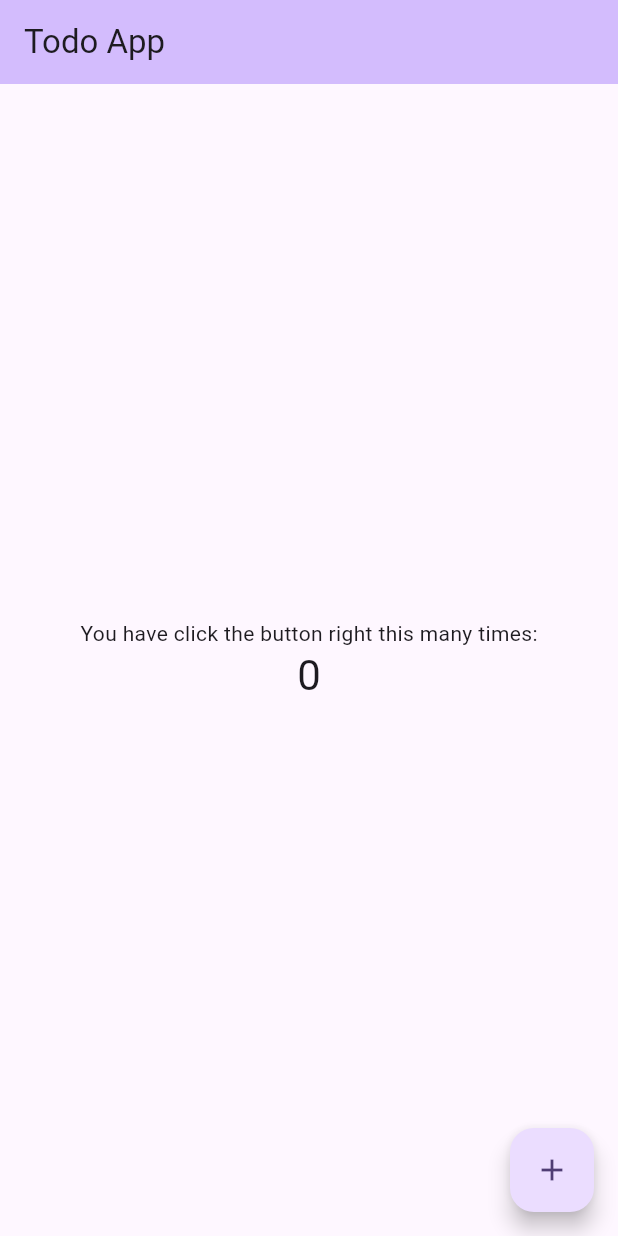
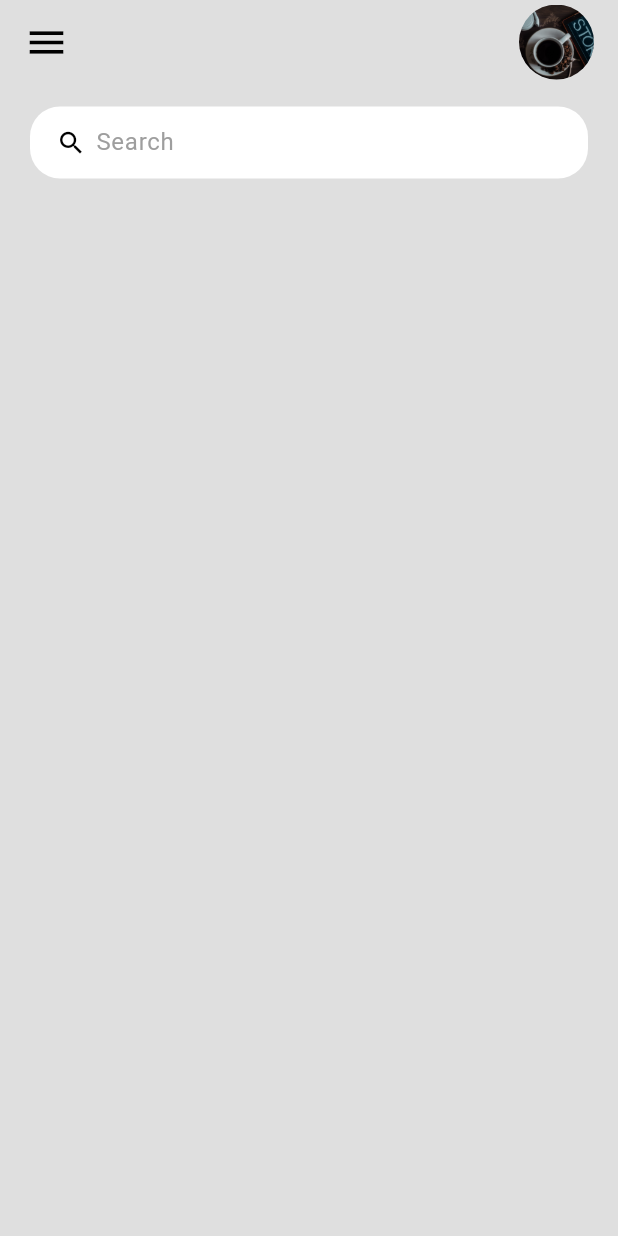
Before and after one commit to Azmir08/flutter-todoApp, a Flutter app: the screen it shows after launch, on a phone screen of 412 x 824 dp. Run offline on Flutter 3.47's test engine with Material 3 defaults, Android fonts, the phone set to English and light mode, and no system bars.

Commit message:
AppBar & Search Bar

```diff
--- /dev/null
+++ b/lib/constants/colors.dart
@@ -0,0 +1,9 @@
+import 'package:flutter/material.dart';
+
+const Color tdRed = Colors.red;
+const Color tdBlue = Colors.blue;
+
+const Color tdBlack = Colors.black;
+const Color tdGrey = Colors.grey;
+
+const Color tdBGColor = Color.fromARGB(255, 223, 223, 223);
--- a/lib/main.dart
+++ b/lib/main.dart
@@ -1,4 +1,6 @@
 import 'package:flutter/material.dart';
+import 'package:flutter/services.dart';
+import 'package:todo_app/screens/home.dart';
 
 void main() {
   runApp(const MyApp());
@@ -10,116 +12,13 @@ class MyApp extends StatelessWidget {
   // This widget is the root of your application.
   @override
   Widget build(BuildContext context) {
-    return MaterialApp(
-      title: 'Todo App',
-      theme: ThemeData(
-        // This is the theme of your application.
-        //
-        // TRY THIS: Try running your application with "flutter run". You'll see
-        // the application has a blue toolbar. Then, without quitting the app,
-        // try changing the seedColor in the colorScheme below to Colors.green
-        // and then invoke "hot reload" (save your changes or press the "hot
-        // reload" button in a Flutter-supported IDE, or press "r" if you used
-        // the command line to start the app).
-        //
-        // Notice that the counter didn't reset back to zero; the application
-        // state is not lost during the reload. To reset the state, use hot
-        // restart instead.
-        //
-        // This works for code too, not just values: Most code changes can be
-        // tested with just a hot reload.
-        colorScheme: ColorScheme.fromSeed(seedColor: Colors.deepPurple),
-        useMaterial3: true,
-      ),
-      home: const MyHomePage(title: 'Todo App'),
+    SystemChrome.setSystemUIOverlayStyle(const SystemUiOverlayStyle(
+        statusBarColor:
+            Colors.transparent)); //to remove status bar color above Appbar
+    return const MaterialApp(
+      debugShowCheckedModeBanner: false,
+      title: 'ToDo App',
+      home: Home(),
     );
   }
 }
-
-class MyHomePage extends StatefulWidget {
-  const MyHomePage({super.key, required this.title});
-
-  // This widget is the home page of your application. It is stateful, meaning
-  // that it has a State object (defined below) that contains fields that affect
-  // how it looks.
-
-  // This class is the configuration for the state. It holds the values (in this
-  // case the title) provided by the parent (in this case the App widget) and
-  // used by the build method of the State. Fields in a Widget subclass are
-  // always marked "final".
-
-  final String title;
-
-  @override
-  State<MyHomePage> createState() => _MyHomePageState();
-}
-
-class _MyHomePageState extends State<MyHomePage> {
-  int _counter = 0;
-
-  void _incrementCounter() {
-    setState(() {
-      // This call to setState tells the Flutter framework that something has
-      // changed in this State, which causes it to rerun the build method below
-      // so that the display can reflect the updated values. If we changed
-      // _counter without calling setState(), then the build method would not be
-      // called again, and so nothing would appear to happen.
-      _counter++;
-    });
-  }
-
-  @override
-  Widget build(BuildContext context) {
-    // This method is rerun every time setState is called, for instance as done
-    // by the _incrementCounter method above.
-    //
-    // The Flutter framework has been optimized to make rerunning build methods
-    // fast, so that you can just rebuild anything that needs updating rather
-    // than having to individually change instances of widgets.
-    return Scaffold(
-      appBar: AppBar(
-        // TRY THIS: Try changing the color here to a specific color (to
-        // Colors.amber, perhaps?) and trigger a hot reload to see the AppBar
-        // change color while the other colors stay the same.
-        backgroundColor: Theme.of(context).colorScheme.inversePrimary,
-        // Here we take the value from the MyHomePage object that was created by
-        // the App.build method, and use it to set our appbar title.
-        title: Text(widget.title),
-      ),
-      body: Center(
-        // Center is a layout widget. It takes a single child and positions it
-        // in the middle of the parent.
-        child: Column(
-          // Column is also a layout widget. It takes a list of children and
-          // arranges them vertically. By default, it sizes itself to fit its
-          // children horizontally, and tries to be as tall as its parent.
-          //
-          // Column has various properties to control how it sizes itself and
-          // how it positions its children. Here we use mainAxisAlignment to
-          // center the children vertically; the main axis here is the vertical
-          // axis because Columns are vertical (the cross axis would be
-          // horizontal).
-          //
-          // TRY THIS: Invoke "debug painting" (choose the "Toggle Debug Paint"
-          // action in the IDE, or press "p" in the console), to see the
-          // wireframe for each widget.
-          mainAxisAlignment: MainAxisAlignment.center,
-          children: <Widget>[
-            const Text(
-              'You have click the button right this many times:',
-            ),
-            Text(
-              '$_counter',
-              style: Theme.of(context).textTheme.headlineMedium,
-            ),
-          ],
-        ),
-      ),
-      floatingActionButton: FloatingActionButton(
-        onPressed: _incrementCounter,
-        tooltip: 'Increment',
-        child: const Icon(Icons.add),
-      ), // This trailing comma makes auto-formatting nicer for build methods.
-    );
-  }
-}
--- /dev/null
+++ b/lib/screens/home.dart
@@ -0,0 +1,74 @@
+import 'package:flutter/material.dart';
+import 'package:todo_app/constants/colors.dart';
+
+class Home extends StatelessWidget {
+  const Home({super.key});
+
+  @override
+  Widget build(BuildContext context) {
+    return Scaffold(
+      backgroundColor: tdBGColor,
+      appBar: _buildAppBar(),
+      body: Container(
+        padding: const EdgeInsets.symmetric(horizontal: 20, vertical: 15),
+        child: Column(
+          children: [
+            searchBox(),
+          ],
+        ),
+      ),
+    );
+  }
+
+  //Search Box widget
+  Widget searchBox() {
+    return Container(
+      padding: const EdgeInsets.symmetric(horizontal: 15),
+      decoration: BoxDecoration(
+        color: Colors.white,
+        borderRadius: BorderRadius.circular(20),
+      ),
+      child: const TextField(
+        decoration: InputDecoration(
+          contentPadding: EdgeInsets.all(0),
+          prefixIcon: Icon(
+            Icons.search,
+            color: tdBlack,
+            size: 20,
+          ),
+          prefixIconConstraints: BoxConstraints(
+            maxHeight: 20,
+            minWidth: 25,
+          ),
+          border: InputBorder.none,
+          hintText: 'Search',
+          hintStyle: TextStyle(color: tdGrey),
+        ),
+      ),
+    );
+  }
+
+  //Extract method to create a method name AppBar
+  AppBar _buildAppBar() {
+    return AppBar(
+      backgroundColor: tdBGColor,
+      elevation: 0, //to remove shadow in appbar
+      title: Row(mainAxisAlignment: MainAxisAlignment.spaceBetween, children: [
+        const Icon(
+          Icons.menu,
+          color: tdBlack,
+          size: 30,
+        ),
+        ClipRRect(
+          borderRadius: BorderRadius.circular(30),
+          child: Image.asset(
+            'assets/images/coffee-story.jpg',
+            height: 50,
+            width: 50,
+            fit: BoxFit.cover,
+          ),
+        ),
+      ]),
+    );
+  }
+}
```
Also changed, not shown: pubspec.yaml (+4 -7 lines), assets/images/coffee-story.jpg (added).
